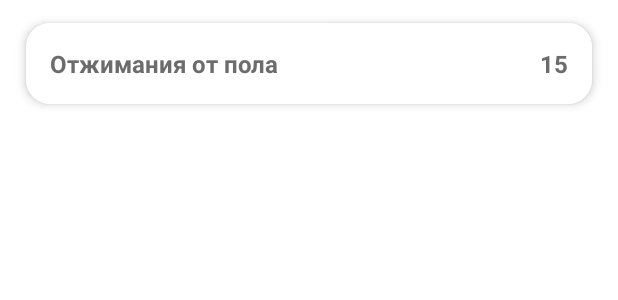
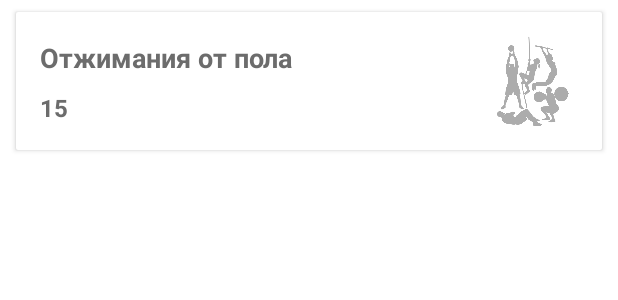
Before and after one commit to LaneBoyy/SportApp, an Android app: the layout exercis_item_for_rv.xml on its own in the app's theme, with its tools: preview values and no code run, on a phone screen of 412 x 824 dp. Shown: the top 300 px of the screen. Run offline under Robolectric (Android 15) with nearby library versions, the phone set to English and light mode, and no system bars.

Commit message:
Finish RV

```diff
--- a/app/src/main/res/layout/exercis_item_for_rv.xml
+++ b/app/src/main/res/layout/exercis_item_for_rv.xml
@@ -1,18 +1,17 @@
 <?xml version="1.0" encoding="utf-8"?>
 <androidx.cardview.widget.CardView xmlns:android="http://schemas.android.com/apk/res/android"
+    xmlns:app="http://schemas.android.com/apk/res-auto"
+    xmlns:tools="http://schemas.android.com/tools"
     android:layout_width="match_parent"
     android:layout_height="wrap_content"
-    xmlns:app="http://schemas.android.com/apk/res-auto"
-    xmlns:tools="http://schemas.android.com/tools"
     android:layout_marginStart="8dp"
     android:layout_marginTop="4dp"
     android:layout_marginEnd="8dp"
     android:layout_marginBottom="4dp"
-    app:cardCornerRadius="16dp"
-    app:cardElevation="4dp"
     app:cardUseCompatPadding="true">
 
-    <LinearLayout
+
+    <androidx.constraintlayout.widget.ConstraintLayout
         android:layout_width="match_parent"
         android:layout_height="wrap_content"
         android:background="@color/white"
@@ -25,8 +24,13 @@
             android:layout_height="wrap_content"
             android:layout_weight="1"
             android:textColor="@color/text_grey"
-            android:textSize="16sp"
+            android:textSize="18sp"
             android:textStyle="bold"
+            app:layout_constraintVertical_bias="0.5"
+            app:layout_constraintVertical_chainStyle="packed"
+            app:layout_constraintBottom_toTopOf="@+id/tv_count"
+            app:layout_constraintStart_toStartOf="parent"
+            app:layout_constraintTop_toTopOf="parent"
             tools:text="Отжимания от пола" />
 
         <TextView
@@ -36,9 +40,20 @@
             android:textColor="@color/text_grey"
             android:textSize="16sp"
             android:textStyle="bold"
+            android:layout_marginTop="10dp"
+            app:layout_constraintBottom_toBottomOf="parent"
+            app:layout_constraintStart_toStartOf="parent"
+            app:layout_constraintTop_toBottomOf="@+id/tv_name"
             tools:text="15" />
 
-    </LinearLayout>
+        <ImageView
+            android:layout_width="60dp"
+            android:layout_height="60dp"
+            android:src="@drawable/ic_image_ts"
+            app:layout_constraintBottom_toBottomOf="parent"
+            app:layout_constraintEnd_toEndOf="parent"
+            app:layout_constraintTop_toTopOf="parent" />
 
+    </androidx.constraintlayout.widget.ConstraintLayout>
 
 </androidx.cardview.widget.CardView>
--- a/app/src/main/res/values/themes.xml
+++ b/app/src/main/res/values/themes.xml
@@ -11,6 +11,7 @@
         <item name="colorOnSecondary">@color/teal_200</item>
         <!-- Status bar color. -->
         <item name="android:statusBarColor">@color/red</item>
+<!--        <item name="android:windowTranslucentStatus">true</item>-->
         <!-- Customize your theme here. -->
     </style>
 
```
Also changed, not shown: app/src/main/AndroidManifest.xml (+7 -0 lines), app/src/main/java/ru/michaeldzuba/sportapp/ArmsActivity.kt (+23 -9 lines), app/src/main/java/ru/michaeldzuba/sportapp/ChooseTypeActivity.kt (+5 -5 lines), app/src/main/java/ru/michaeldzuba/sportapp/ExerciseItemActivity.kt (added, +11 -0 lines), app/src/main/java/ru/michaeldzuba/sportapp/ExerciseListAdapter.kt (+10 -7 lines), app/src/main/java/ru/michaeldzuba/sportapp/ExerciseListRepositoryImpl.kt (+19 -2 lines), app/src/main/res/layout/activity_exercise_item.xml (added, +9 -0 lines).
